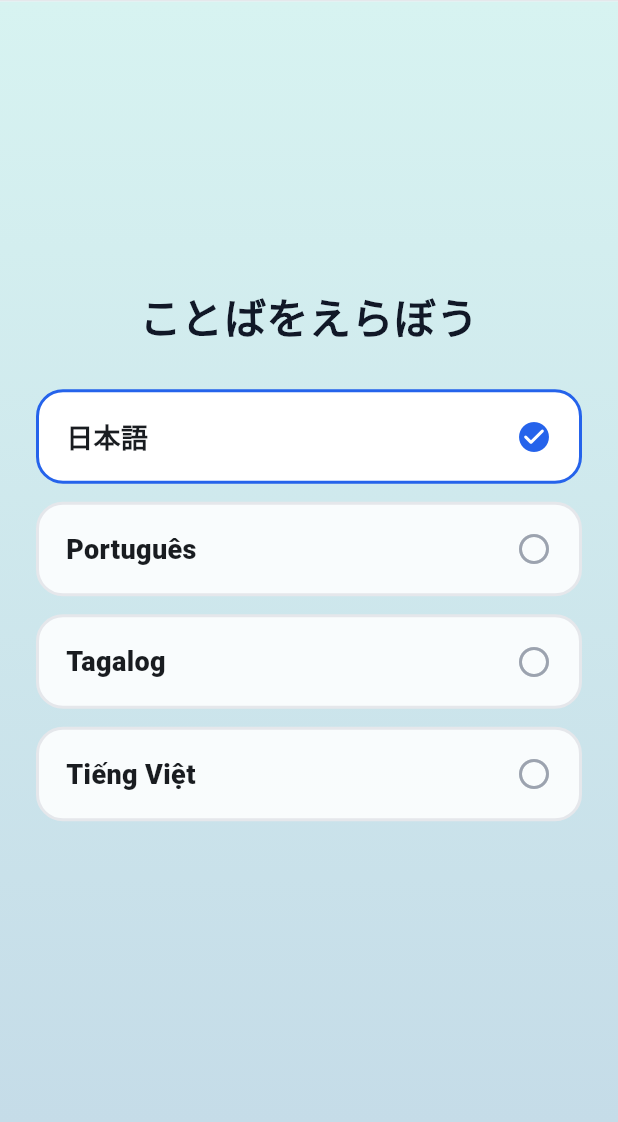
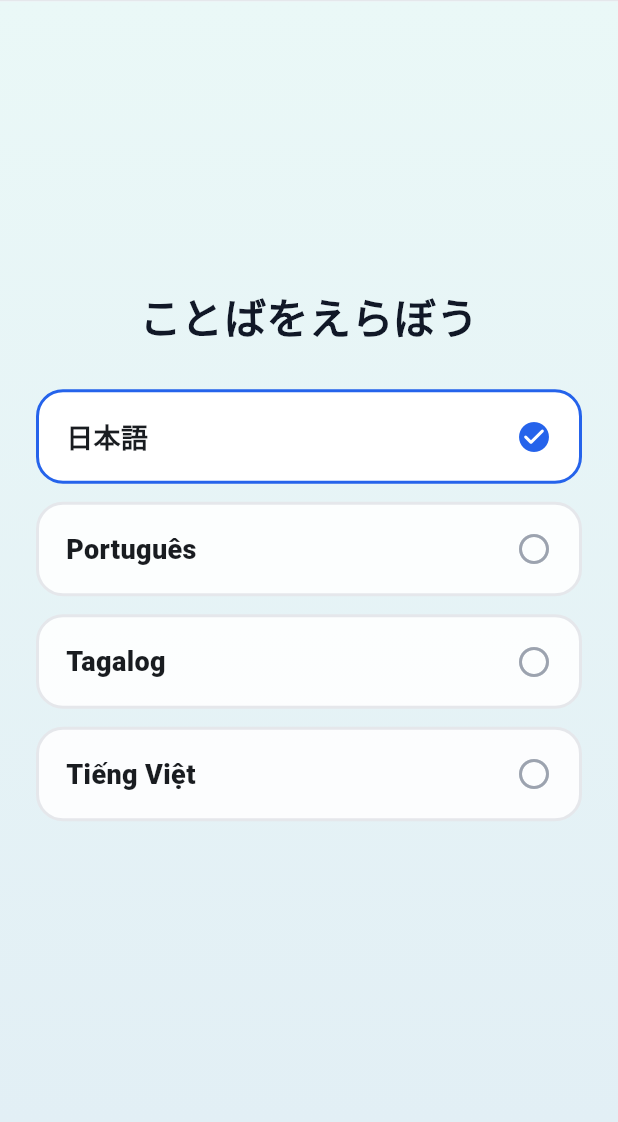
Before and after one commit to alex3333python/syuwa-study, a Flutter app: the screen it shows after launch, on a phone screen of 412 x 824 dp, the part 114-1236 px from its top. Run offline on Flutter 3.47's test engine with Material 3 defaults, Android fonts, the phone set to English and light mode, and no system bars; our stand-ins replace flutter_tts, shared_preferences, video_player; Roboto replaces fonts that are missing (GenInterfaceJP).

Commit message:
Lighten secondary screen backgrounds while keeping the learn map as-is.
Co-authored-by: Noeru Sugiyama <alex3333python@users.noreply.github.com>

```diff
--- a/lib/screens/lesson_map_screen.dart
+++ b/lib/screens/lesson_map_screen.dart
@@ -19,7 +19,7 @@ class LessonMapScreen extends StatelessWidget {
     return Container(
       width: double.infinity,
       height: double.infinity,
-      decoration: AppColors.screenBackground,
+      decoration: AppColors.mapBackground,
       child: SingleChildScrollView(
         padding: const EdgeInsets.fromLTRB(32, 28, 32, 48),
         child: Center(
--- a/lib/theme/app_colors.dart
+++ b/lib/theme/app_colors.dart
@@ -2,13 +2,28 @@ import 'package:flutter/material.dart';
 
 /// 画面全体の薄い背景グラデーション（ターコイズ → マリンブルー）。
 class AppColors {
+  /// まなぶ画面用（いまの濃さ）
   static const Color paleTurquoise = Color(0xFFD7F3F1);
   static const Color paleMarine = Color(0xFFC5DCE8);
+
+  /// ふくしゅう・レポートなど用（もう少し明度高め）
+  static const Color lighterTurquoise = Color(0xFFEAF8F7);
+  static const Color lighterMarine = Color(0xFFE2EFF5);
+
+  static const LinearGradient mapBackgroundGradient = LinearGradient(
+    begin: Alignment.topCenter,
+    end: Alignment.bottomCenter,
+    colors: [paleTurquoise, paleMarine],
+  );
 
   static const LinearGradient screenBackgroundGradient = LinearGradient(
     begin: Alignment.topCenter,
     end: Alignment.bottomCenter,
-    colors: [paleTurquoise, paleMarine],
+    colors: [lighterTurquoise, lighterMarine],
+  );
+
+  static const BoxDecoration mapBackground = BoxDecoration(
+    gradient: mapBackgroundGradient,
   );
 
   static const BoxDecoration screenBackground = BoxDecoration(
```
